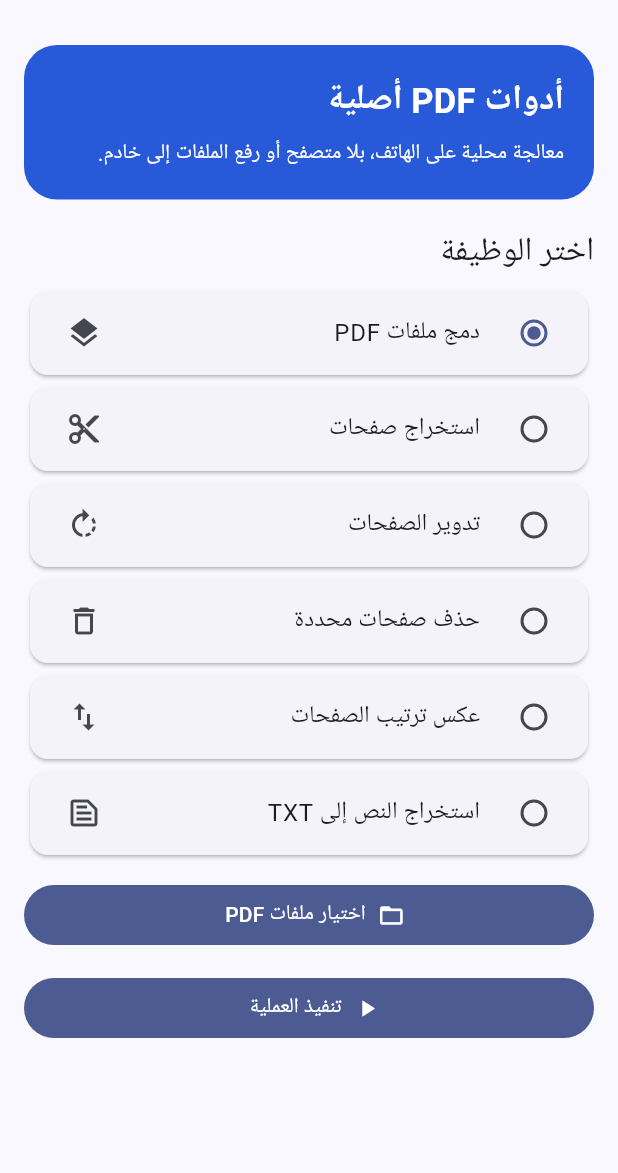
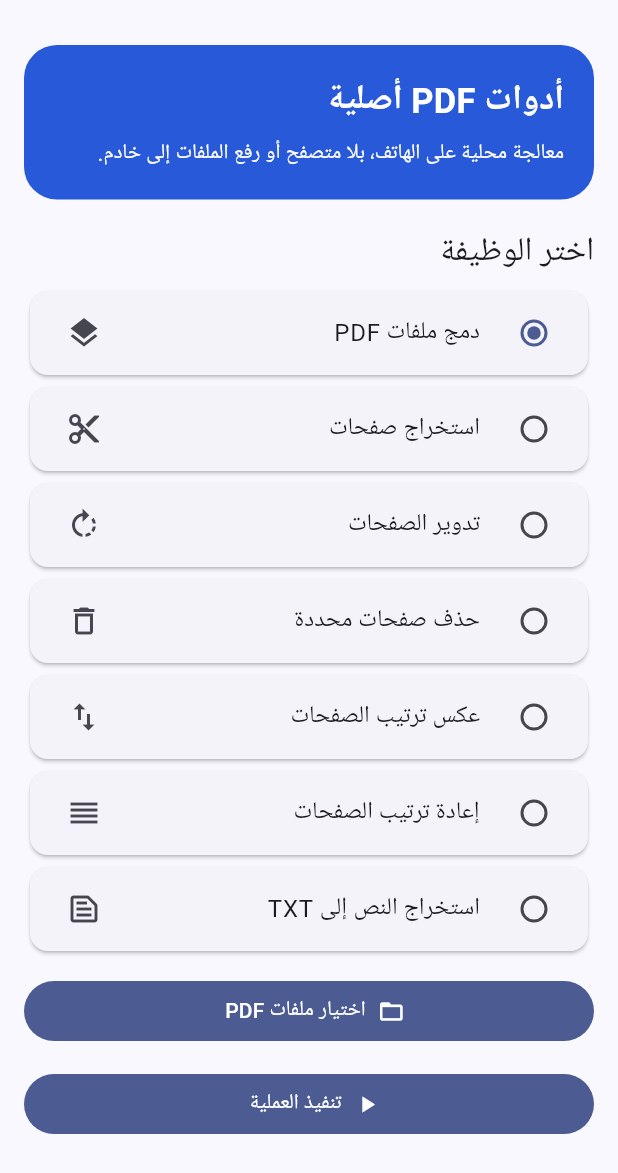
Before and after one commit to aljwaal1/ExplApp-PDF-Studio, a Flutter app: the screen it shows after launch, on a phone screen of 412 x 824 dp, the part 63-1236 px from its top. Run offline on Flutter 3.47's test engine with Material 3 defaults, Android fonts, the phone set to English and light mode, and no system bars; our stand-ins replace file_picker, open_filex, share_plus.

Commit message:
feat(flutter): implement native arbitrary page reorder

```diff
--- a/flutter_native/lib/main.dart
+++ b/flutter_native/lib/main.dart
@@ -78,6 +78,7 @@ class _StudioHomeState extends State<StudioHome> {
       ('rotate','تدوير الصفحات',Icons.rotate_right),
       ('delete','حذف صفحات محددة',Icons.delete_outline),
       ('reverse','عكس ترتيب الصفحات',Icons.swap_vert),
+      ('reorder','إعادة ترتيب الصفحات',Icons.reorder),
       ('text','استخراج النص إلى TXT',Icons.text_snippet_outlined),
     ];
     return Scaffold(
@@ -100,7 +101,7 @@ class _StudioHomeState extends State<StudioHome> {
         const SizedBox(height:12),
         FilledButton.icon(onPressed:busy?null:pick,icon:const Icon(Icons.folder_open),label:Text(mode=='merge'?'اختيار ملفات PDF':'اختيار ملف PDF')),
         ...files.map((f)=>ListTile(dense:true,leading:const Icon(Icons.picture_as_pdf),title:Text(f.split('/').last,maxLines:1,overflow:TextOverflow.ellipsis))),
-        if (mode=='split' || mode=='delete') TextField(controller:pages,decoration:InputDecoration(labelText:mode=='delete'?'الصفحات المراد حذفها':'الصفحات المراد استخراجها',helperText:'مثال: 1-3,5'),keyboardType:TextInputType.text),
+        if (mode=='split' || mode=='delete' || mode=='reorder') TextField(controller:pages,decoration:InputDecoration(labelText:mode=='delete'?'الصفحات المراد حذفها':mode=='reorder'?'الترتيب الجديد لكل الصفحات':'الصفحات المراد استخراجها',helperText:mode=='reorder'?'مثال لملف من 4 صفحات: 3,1,4,2':'مثال: 1-3,5'),keyboardType:TextInputType.text),
         if (mode=='rotate') DropdownButtonFormField<String>(
           value: rotation.text,items:['90','180','270'].map((d)=>DropdownMenuItem(value:d,child:Text('$d درجة'))).toList(),
           onChanged:(v)=>setState(()=>rotation.text=v??'90'),decoration:const InputDecoration(labelText:'زاوية التدوير'),
```
